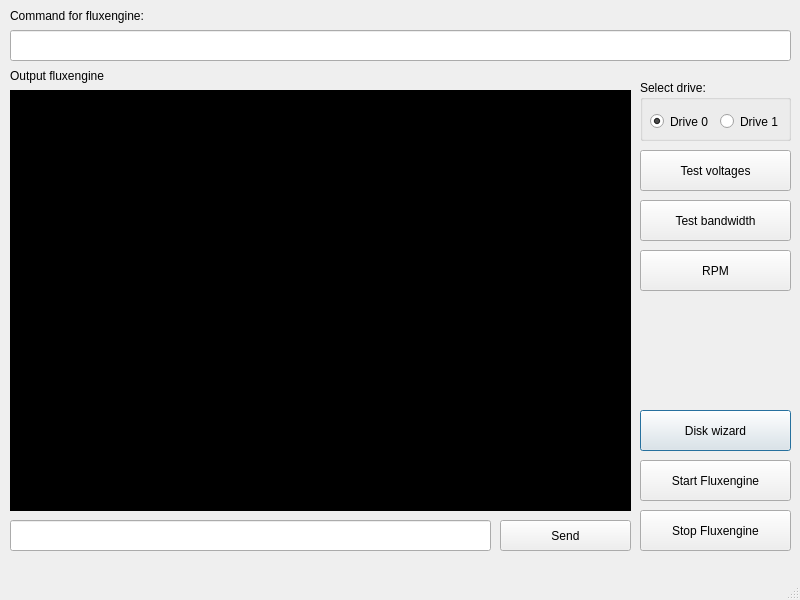
First picture: the form in mainwindow.ui, repository wybren1971/Fluxengine_GUI, before the edit.
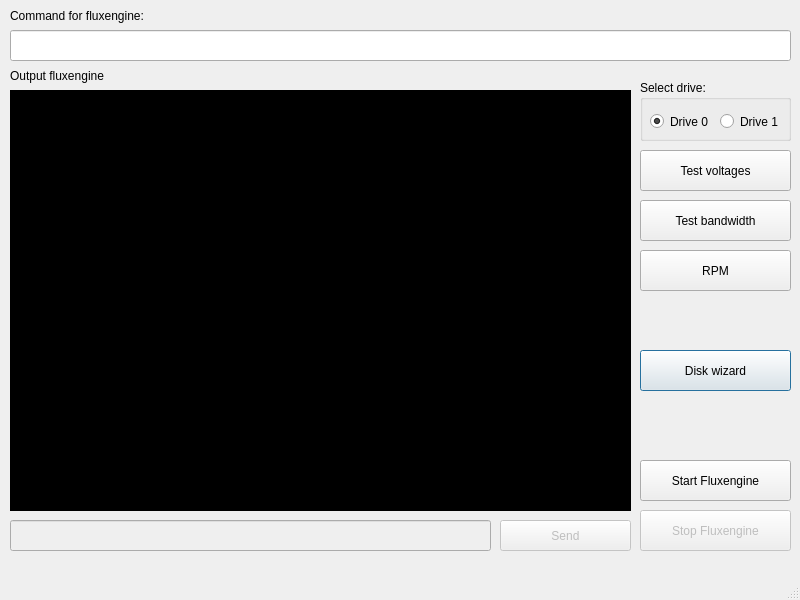
Second picture: the form after the edit. Icons and pictures are not drawn.

Commit message: enable and disable buttons and fields

What changed in the file:
```diff
--- a/mainwindow.ui
+++ b/mainwindow.ui
@@ -83,7 +83,7 @@
     <property name="geometry">
      <rect>
       <x>640</x>
-      <y>410</y>
+      <y>350</y>
       <width>151</width>
       <height>41</height>
      </rect>
@@ -111,6 +111,9 @@
     </property>
    </widget>
    <widget class="QPushButton" name="btnStop">
+    <property name="enabled">
+     <bool>false</bool>
+    </property>
     <property name="geometry">
      <rect>
       <x>640</x>
@@ -301,13 +304,16 @@
      </sizepolicy>
     </property>
     <property name="toolTip">
-     <string>&lt;html&gt;&lt;head/&gt;&lt;body&gt;&lt;p&gt;Start fluxengine with the arguments in the top &amp;quot;command for fluxengine box&amp;quot;.&lt;/p&gt;&lt;/body&gt;&lt;/html&gt;</string>
+     <string>&lt;html&gt;&lt;head/&gt;&lt;body&gt;&lt;p&gt;Start fluxengine with the arguments provided in the top &amp;quot;Command for fluxengine&amp;quot; box.&lt;/p&gt;&lt;/body&gt;&lt;/html&gt;</string>
     </property>
     <property name="text">
      <string>Start Fluxengine</string>
     </property>
    </widget>
    <widget class="QPushButton" name="pushButton">
+    <property name="enabled">
+     <bool>false</bool>
+    </property>
     <property name="geometry">
      <rect>
       <x>500</x>
@@ -324,6 +330,9 @@
     </property>
    </widget>
    <widget class="QLineEdit" name="Fluxengineinput">
+    <property name="enabled">
+     <bool>false</bool>
+    </property>
     <property name="geometry">
      <rect>
       <x>10</x>
```
The commit also changes 5 other files.
